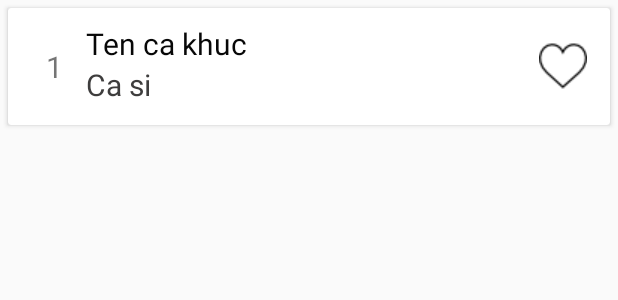
After one commit to oanhmpp/AppMusic, an Android app: the layout line_list_song.xml on its own in the app's theme, with its tools: preview values and no code run, on a phone screen of 412 x 824 dp. The commit adds this screen. Shown: the top 300 px of the screen. Run offline under Robolectric (Android 15) with nearby library versions, the phone set to English and light mode, and no system bars.

Commit message:
Lam them phan danh sach yeu thich

```diff
--- /dev/null
+++ b/app/src/main/java/com/example/appmusic/Adapter/ListSongAdapter.java
@@ -0,0 +1,4 @@
+package com.example.appmusic.Adapter;
+
+public class ListSongAdapter {
+}
--- /dev/null
+++ b/app/src/main/res/layout/line_list_song.xml
@@ -0,0 +1,50 @@
+<?xml version="1.0" encoding="utf-8"?>
+<androidx.cardview.widget.CardView
+    xmlns:android="http://schemas.android.com/apk/res/android" android:layout_width="match_parent"
+    android:layout_height="wrap_content"
+    android:layout_margin="5dp"
+    android:elevation="5dp">
+    <RelativeLayout
+        android:padding="10dp"
+        android:layout_width="match_parent"
+        android:layout_height="match_parent">
+
+        <TextView
+            android:textSize="20dp"
+            android:text="1"
+            android:layout_margin="15dp"
+            android:id="@+id/tvListIndex"
+            android:layout_width="wrap_content"
+            android:layout_height="wrap_content"/>
+        <TextView
+            android:id="@+id/tvNameSong"
+            android:textSize="20dp"
+            android:text="Ten ca khuc"
+            android:textColor="#070707"
+            android:layout_toRightOf="@+id/tvListIndex"
+            android:singleLine="true"
+            android:ellipsize="end"
+            android:maxWidth="250dp"
+            android:layout_width="wrap_content"
+            android:layout_height="wrap_content"/>
+        <TextView
+            android:text="Ca si"
+            android:ellipsize="end"
+            android:textSize="20dp"
+            android:textColor="#3E3D3D"
+            android:layout_toRightOf="@id/tvListIndex"
+            android:id="@+id/tvSinger"
+            android:layout_below="@id/tvNameSong"
+            android:layout_width="wrap_content"
+            android:layout_height="wrap_content"/>
+        <ImageView
+            android:src="@drawable/iconlove"
+            android:layout_marginRight="5dp"
+            android:layout_centerVertical="true"
+            android:id="@+id/imageVirewLikes"
+            android:layout_alignParentRight="true"
+            android:layout_width="wrap_content"
+            android:layout_height="wrap_content"/>
+    </RelativeLayout>
+
+</androidx.cardview.widget.CardView>
```
Also changed, not shown: app/src/main/java/com/example/appmusic/Activity/ListSongActivity.java (+117 -8 lines), app/src/main/java/com/example/appmusic/Service/DataService.java (+12 -3 lines).
